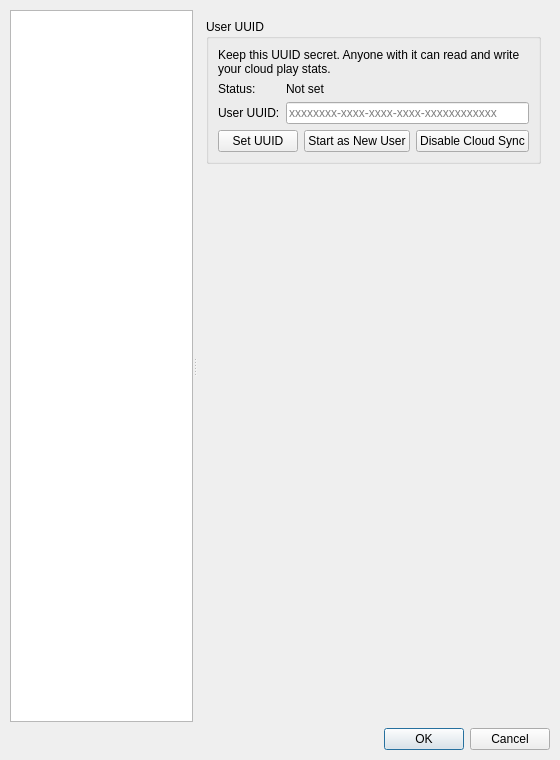
Qt form src/settingsdialog.ui (lywlywly/music-player) before a commit.
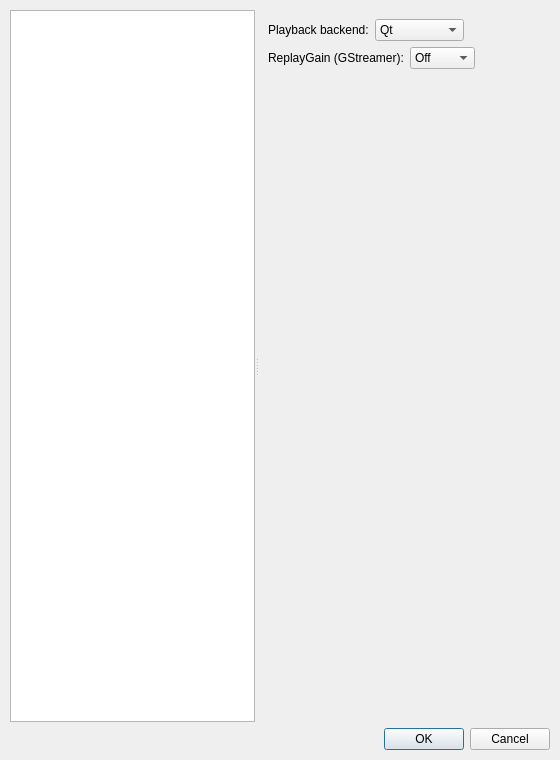
The same form after that commit. The open tabs and pages were chosen to show the change.

Commit message: feat: move play stats into a Play Stats plugin with its own database

What changed in the file:
```diff
--- a/src/settingsdialog.ui
+++ b/src/settingsdialog.ui
@@ -355,115 +355,6 @@
        </item>
       </layout>
      </widget>
-     <widget class="QWidget" name="cloud_sync_tab">
-      <layout class="QVBoxLayout" name="verticalLayout_5">
-       <item>
-        <widget class="QGroupBox" name="cloud_sync_group_box">
-         <property name="title">
-          <string>User UUID</string>
-         </property>
-         <layout class="QVBoxLayout" name="verticalLayout_6">
-          <item>
-           <widget class="QLabel" name="cloud_uuid_secret_note_label">
-            <property name="text">
-             <string>Keep this UUID secret. Anyone with it can read and write your cloud play stats.</string>
-            </property>
-            <property name="wordWrap">
-             <bool>true</bool>
-            </property>
-           </widget>
-          </item>
-          <item>
-           <layout class="QFormLayout" name="cloud_sync_form_layout">
-            <item row="0" column="0">
-             <widget class="QLabel" name="cloud_uuid_status_label_caption">
-              <property name="text">
-               <string>Status:</string>
-              </property>
-             </widget>
-            </item>
-            <item row="0" column="1">
-             <widget class="QLabel" name="cloud_uuid_status_label">
-              <property name="text">
-               <string>Not set</string>
-              </property>
-             </widget>
-            </item>
-            <item row="1" column="0">
-             <widget class="QLabel" name="cloud_uuid_label">
-              <property name="text">
-               <string>User UUID:</string>
-              </property>
-             </widget>
-            </item>
-            <item row="1" column="1">
-             <widget class="QLineEdit" name="cloud_uuid_edit">
-              <property name="readOnly">
-               <bool>true</bool>
-              </property>
-              <property name="placeholderText">
-               <string>xxxxxxxx-xxxx-xxxx-xxxx-xxxxxxxxxxxx</string>
-              </property>
-             </widget>
-            </item>
-           </layout>
-          </item>
-          <item>
-           <layout class="QHBoxLayout" name="cloud_uuid_actions_layout">
-            <item>
-             <spacer name="horizontalSpacer_5">
-              <property name="orientation">
-               <enum>Qt::Orientation::Horizontal</enum>
-              </property>
-              <property name="sizeHint" stdset="0">
-               <size>
-                <width>40</width>
-                <height>20</height>
-               </size>
-              </property>
-             </spacer>
-            </item>
-            <item>
-             <widget class="QPushButton" name="set_cloud_uuid_button">
-              <property name="text">
-               <string>Set UUID</string>
-              </property>
-             </widget>
-            </item>
-            <item>
-             <widget class="QPushButton" name="start_new_cloud_user_button">
-              <property name="text">
-               <string>Start as New User</string>
-              </property>
-             </widget>
-            </item>
-            <item>
-             <widget class="QPushButton" name="disable_cloud_sync_button">
-              <property name="text">
-               <string>Disable Cloud Sync</string>
-              </property>
-             </widget>
-            </item>
-           </layout>
-          </item>
-         </layout>
-        </widget>
-       </item>
-       <item>
-        <spacer name="verticalSpacer_2">
-         <property name="orientation">
-          <enum>Qt::Orientation::Vertical</enum>
-         </property>
-         <property name="sizeHint" stdset="0">
-          <size>
-           <width>20</width>
-           <height>40</height>
-          </size>
-         </property>
-        </spacer>
-       </item>
-      </layout>
-     </widget>
      </widget>
     </widget>
    </item>
```
The commit also changes 93 other files.
